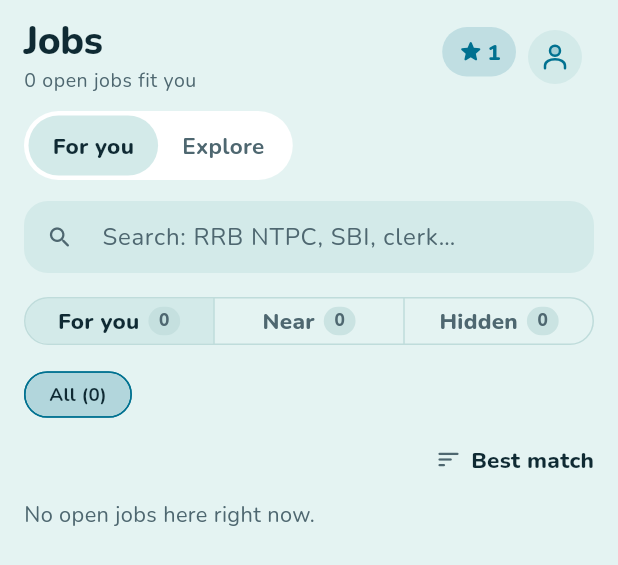
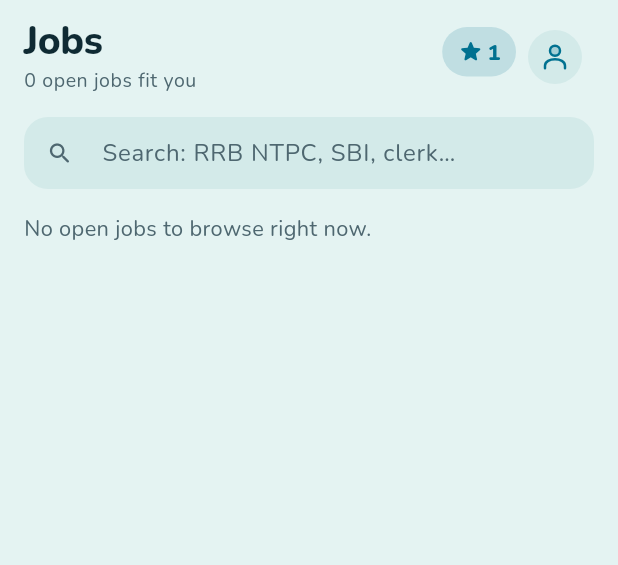
Before and after one commit to AnubhavSingh0603/exam-tracker, a Flutter app: the JobsScreen widget shown alone on an empty page, opened directly, on a phone screen of 412 x 824 dp. Shown: the top 565 px of the screen. Run offline on Flutter 3.47's test engine with Material 3 defaults, Android fonts, the phone set to English and light mode, and no system bars; our stand-ins replace device_info_plus, file_picker, flutter_local_notifications, flutter_riverpod, flutter_secure_storage, flutter_svg and 7 more; missing offline and left inert: cryptography, device_calendar, workmanager; accounts and stored records are empty; statements that could not run were skipped.

Commit message:
Jobs opens on Explore; a tile opens the list
The For you / Explore switch is gone. Jobs opens on the kinds of jobs,
with an 'All jobs that fit you' tile first; a tile (or a search) opens
the ranked list for it, and 'All kinds' or Back returns to the tiles.

Co-Authored-By: Claude Opus 5.5 <noreply@anthropic.com>
Claude-Session: https://claude.ai/code/session_01DqxVvQSZXLMaEDwuiqX7Rm

```diff
--- a/mobile/lib/screens/jobs_screen.dart
+++ b/mobile/lib/screens/jobs_screen.dart
@@ -13,7 +13,6 @@ import '../widgets/common.dart';
 import '../widgets/job_card.dart';
 import '../widgets/motion.dart';
 import '../widgets/one_line.dart';
-import '../widgets/pill_toggle.dart';
 import 'hidden_jobs_screen.dart';
 
 enum _View { forYou, nearMiss, notForMe }
@@ -28,7 +27,8 @@ class JobsScreen extends ConsumerStatefulWidget {
 }
 
 class _JobsScreenState extends ConsumerState<JobsScreen> {
-  bool _explore = false;
+  /// Opens on the kinds of jobs (Explore); a tile, or a search, opens the list.
+  bool _explore = true;
   _View _view = _View.forYou;
   JobSort _sort = JobSort.bestMatch;
   String _query = '';
@@ -74,7 +74,15 @@ class _JobsScreenState extends ConsumerState<JobsScreen> {
     final nearMissCount = ref.watch(rankedNearMissProvider).length;
     final forYouCount = ref.watch(rankedJobsProvider).length;
 
-    return RefreshIndicator(
+    final browsing = _explore && _query.isEmpty;
+
+    return PopScope(
+      // Back from the list returns to the tiles.
+      canPop: browsing,
+      onPopInvokedWithResult: (didPop, _) {
+        if (!didPop) _backToKinds();
+      },
+      child: RefreshIndicator(
       onRefresh: () => ref.read(feedProvider.notifier).refresh(),
       child: CustomScrollView(
         physics: const AlwaysScrollableScrollPhysics(),
@@ -85,17 +93,6 @@ class _JobsScreenState extends ConsumerState<JobsScreen> {
               subtitle: forYouCount == 1 ? '1 open job fits you' : '$forYouCount open jobs fit you',
             ),
             top: 12,
-          ),
-          padSliver(
-            Align(
-              alignment: Alignment.centerLeft,
-              child: PillToggle<bool>(
-                options: const [(false, 'For you'), (true, 'Explore')],
-                selected: _explore,
-                onChanged: (v) => setState(() => _explore = v),
-              ),
-            ),
-            top: 10,
           ),
           padSliver(
             TextField(
@@ -120,9 +117,21 @@ class _JobsScreenState extends ConsumerState<JobsScreen> {
             ),
             top: 14,
           ),
-          if (_explore)
+          if (browsing)
             ..._exploreTiles(context, ranked)
           else ...[
+          padSliver(
+            Align(
+              alignment: Alignment.centerLeft,
+              child: TextButton.icon(
+                onPressed: _backToKinds,
+                icon: const Icon(Icons.chevron_left_rounded),
+                label: const Text('All kinds'),
+                style: TextButton.styleFrom(padding: const EdgeInsets.only(right: 12), visualDensity: VisualDensity.compact),
+              ),
+            ),
+            top: 8,
+          ),
           padSliver(
             SegmentedButton<_View>(
               showSelectedIcon: false,
@@ -246,7 +255,25 @@ class _JobsScreenState extends ConsumerState<JobsScreen> {
           const SliverToBoxAdapter(child: SizedBox(height: 96)),
         ],
       ),
+      ),
     );
+  }
+
+  void _openList(JobCategory? category) {
+    ref.read(jobsCategoryFilterProvider.notifier).show(category);
+    setState(() {
+      _explore = false;
+      _view = _View.forYou;
+    });
+  }
+
+  void _backToKinds() {
+    ref.read(jobsCategoryFilterProvider.notifier).show(null);
+    setState(() {
+      _explore = true;
+      _query = '';
+      _search.clear();
+    });
   }
 
   /// Explore: every kind of job with how many are open; tap one to see them.
@@ -262,8 +289,39 @@ class _JobsScreenState extends ConsumerState<JobsScreen> {
       return [padSliver(const MutedNote('No open jobs to browse right now.'), top: 16)];
     }
     return [
+      padSliver(
+        AppCard(
+          onTap: () => _openList(null),
+          padding: const EdgeInsets.all(14),
+          child: Row(
+            children: [
+              Container(
+                width: 40,
+                height: 40,
+                decoration: BoxDecoration(
+                  color: AppPalette.periwinkle.withValues(alpha: AppPalette.current.isLight ? 0.13 : 0.2),
+                  borderRadius: BorderRadius.circular(13),
+                ),
+                child: Icon(Icons.auto_awesome_rounded, size: 22, color: AppPalette.periwinkle),
+              ),
+              const SizedBox(width: 12),
+              Expanded(
+                child: Column(
+                  crossAxisAlignment: CrossAxisAlignment.start,
+                  children: [
+                    Text('All jobs that fit you', style: text.titleSmall),
+                    Text('${ranked.length} open · best matches first', style: text.labelSmall),
+                  ],
+                ),
+              ),
+              Icon(Icons.chevron_right_rounded, color: AppPalette.textMuted),
+            ],
+          ),
+        ),
+        top: 14,
+      ),
       SliverPadding(
-        padding: const EdgeInsets.fromLTRB(16, 14, 16, 0),
+        padding: const EdgeInsets.fromLTRB(16, 10, 16, 0),
         sliver: SliverGrid.count(
           crossAxisCount: 2,
           mainAxisSpacing: 10,
@@ -272,13 +330,7 @@ class _JobsScreenState extends ConsumerState<JobsScreen> {
           children: [
             for (final c in kinds)
               AppCard(
-                onTap: () {
-                  ref.read(jobsCategoryFilterProvider.notifier).show(c);
-                  setState(() {
-                    _explore = false;
-                    _view = _View.forYou;
-                  });
-                },
+                onTap: () => _openList(c),
                 padding: const EdgeInsets.all(14),
                 child: Column(
                   crossAxisAlignment: CrossAxisAlignment.start,
--- a/mobile/pubspec.yaml
+++ b/mobile/pubspec.yaml
@@ -2,7 +2,7 @@ name: exam_tracker
 description: ADHD-first tracker for Indian Govt/PSU recruitment exams.
 publish_to: "none"
 # +N is the release number the in-app updater compares (see RELEASING.md).
-version: 0.16.1+25
+version: 0.16.2+26
 
 environment:
   sdk: ">=3.6.0 <4.0.0"
```
